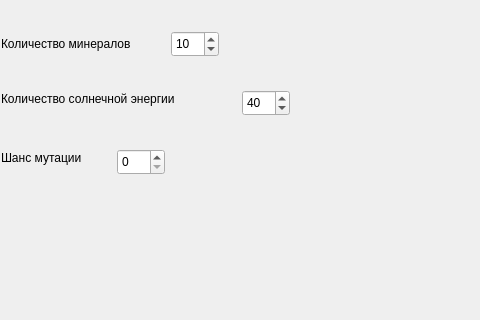
This is ui.ui in Error273/ALife as Qt 5 draws it before an edit; both pictures show x 0 to 480 and y 124 to 444 of the 900 by 600 pixel window. The edited form follows.
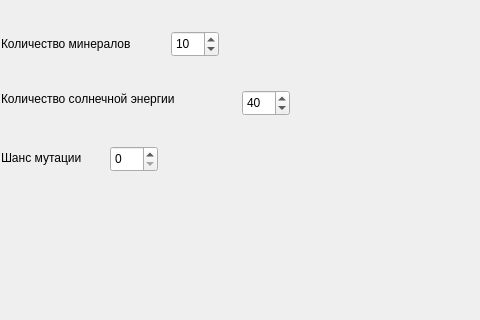
This is the edited form.

Commit message: добавлено размножение и проблемы с оптимизацией

Patch:
```diff
--- a/ui.ui
+++ b/ui.ui
@@ -127,8 +127,8 @@
    <widget class="QSpinBox" name="mutation_rate_box">
     <property name="geometry">
      <rect>
-      <x>117</x>
-      <y>273</y>
+      <x>110</x>
+      <y>270</y>
       <width>48</width>
       <height>26</height>
      </rect>
```
Left out of the diff: 2 changed lines with no effect on the pictures. The commit also changes 2 other files.
